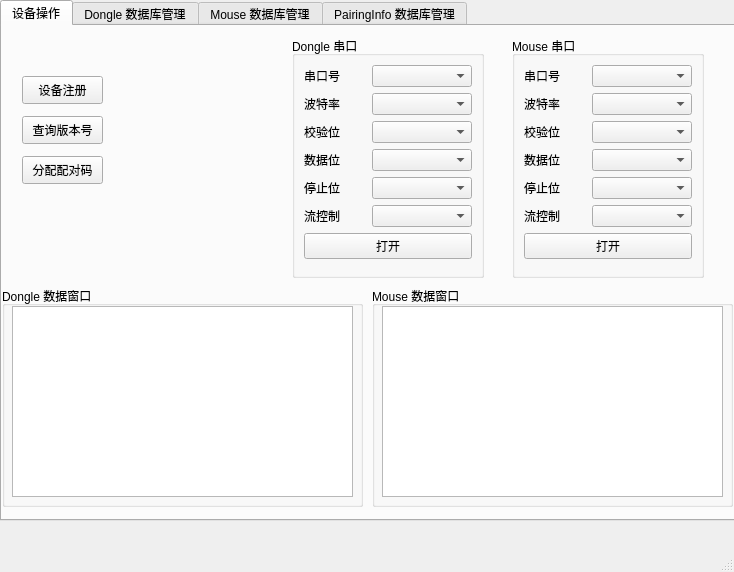
Before: the Qt Designer form UI/tool/pairingTool/pairingtool.ui in isDerek/ProductionTool, drawn with Qt 5.
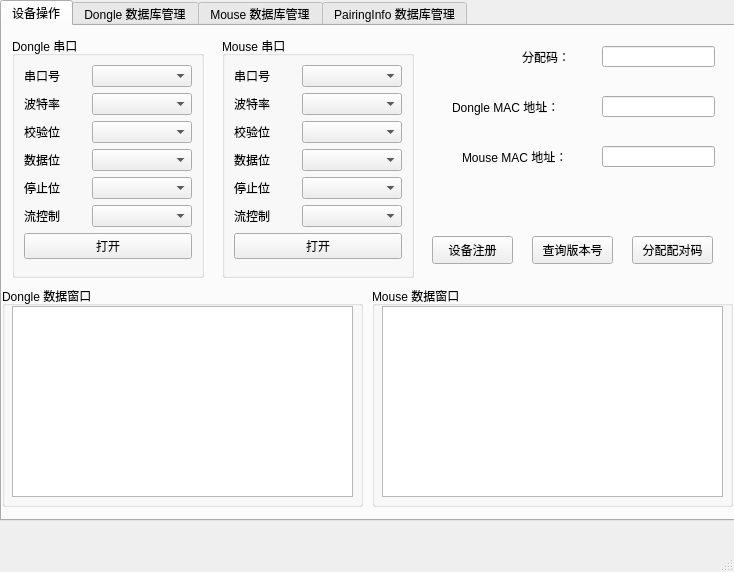
After: the same form once the commit is applied.

Commit message: 完成了数据库的基本操作，重新布置了分配工具界面

What changed in the file:
```diff
--- a/UI/tool/pairingTool/pairingtool.ui
+++ b/UI/tool/pairingTool/pairingtool.ui
@@ -33,7 +33,7 @@
      <widget class="QGroupBox" name="group_Dongle">
       <property name="geometry">
        <rect>
-        <x>290</x>
+        <x>10</x>
         <y>10</y>
         <width>192</width>
         <height>242</height>
@@ -205,7 +205,7 @@
      <widget class="QGroupBox" name="group_Mouse">
       <property name="geometry">
        <rect>
-        <x>510</x>
+        <x>220</x>
         <y>10</y>
         <width>192</width>
         <height>242</height>
@@ -377,8 +377,8 @@
      <widget class="QPushButton" name="btn_registerDevice">
       <property name="geometry">
        <rect>
-        <x>20</x>
-        <y>50</y>
+        <x>430</x>
+        <y>210</y>
         <width>81</width>
         <height>28</height>
        </rect>
@@ -390,8 +390,8 @@
      <widget class="QPushButton" name="btn_checkVersionId">
       <property name="geometry">
        <rect>
-        <x>20</x>
-        <y>90</y>
+        <x>530</x>
+        <y>210</y>
         <width>81</width>
         <height>28</height>
        </rect>
@@ -403,8 +403,8 @@
      <widget class="QPushButton" name="btn_paringCode">
       <property name="geometry">
        <rect>
-        <x>20</x>
-        <y>130</y>
+        <x>630</x>
+        <y>210</y>
         <width>81</width>
         <height>28</height>
        </rect>
@@ -459,6 +459,78 @@
        </property>
       </widget>
      </widget>
+     <widget class="QLabel" name="label_13">
+      <property name="geometry">
+       <rect>
+        <x>450</x>
+        <y>60</y>
+        <width>141</width>
+        <height>41</height>
+       </rect>
+      </property>
+      <property name="text">
+       <string>Dongle MAC 地址：</string>
+      </property>
+     </widget>
+     <widget class="QLineEdit" name="le_mouseMAC">
+      <property name="geometry">
+       <rect>
+        <x>600</x>
+        <y>120</y>
+        <width>113</width>
+        <height>21</height>
+       </rect>
+      </property>
+     </widget>
+     <widget class="QLineEdit" name="le_dongleMAC">
+      <property name="geometry">
+       <rect>
+        <x>600</x>
+        <y>70</y>
+        <width>113</width>
+        <height>21</height>
+       </rect>
+      </property>
+      <property name="text">
+       <string/>
+      </property>
+     </widget>
+     <widget class="QLineEdit" name="le_pairingCode">
+      <property name="geometry">
+       <rect>
+        <x>600</x>
+        <y>20</y>
+        <width>113</width>
+        <height>21</height>
+       </rect>
+      </property>
+     </widget>
+     <widget class="QLabel" name="label_14">
+      <property name="geometry">
+       <rect>
+        <x>520</x>
+        <y>10</y>
+        <width>61</width>
+        <height>41</height>
+       </rect>
+      </property>
+      <property name="text">
+       <string>分配码：</string>
+      </property>
+     </widget>
+     <widget class="QLabel" name="label_15">
+      <property name="geometry">
+       <rect>
+        <x>460</x>
+        <y>110</y>
+        <width>141</width>
+        <height>41</height>
+       </rect>
+      </property>
+      <property name="text">
+       <string>Mouse MAC 地址：</string>
+      </property>
+     </widget>
     </widget>
     <widget class="QWidget" name="tab_2">
      <attribute name="title">
```
The commit also changes 8 other files.
